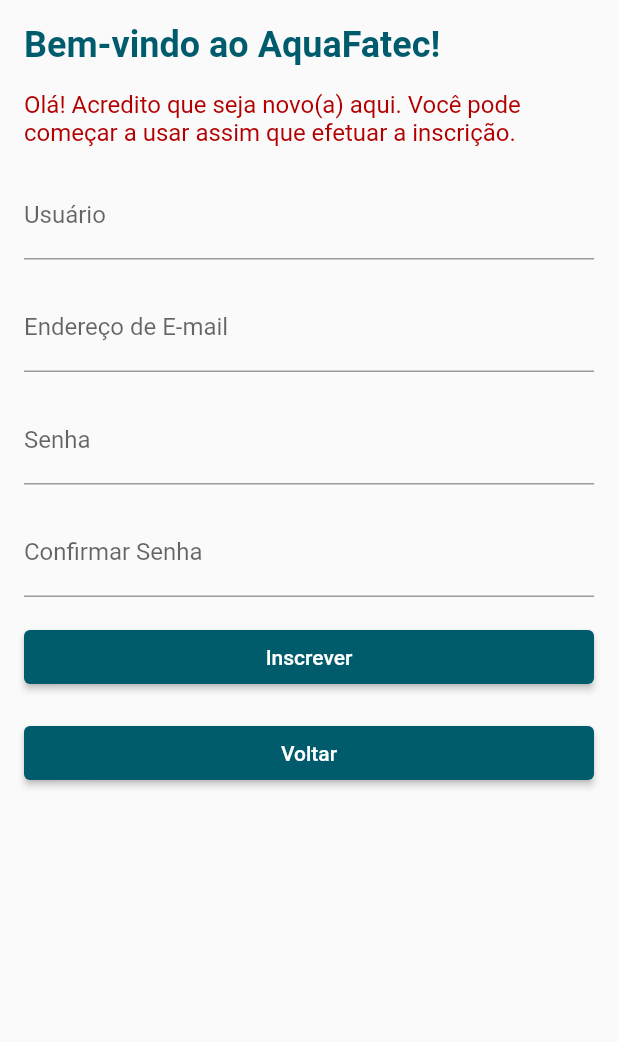
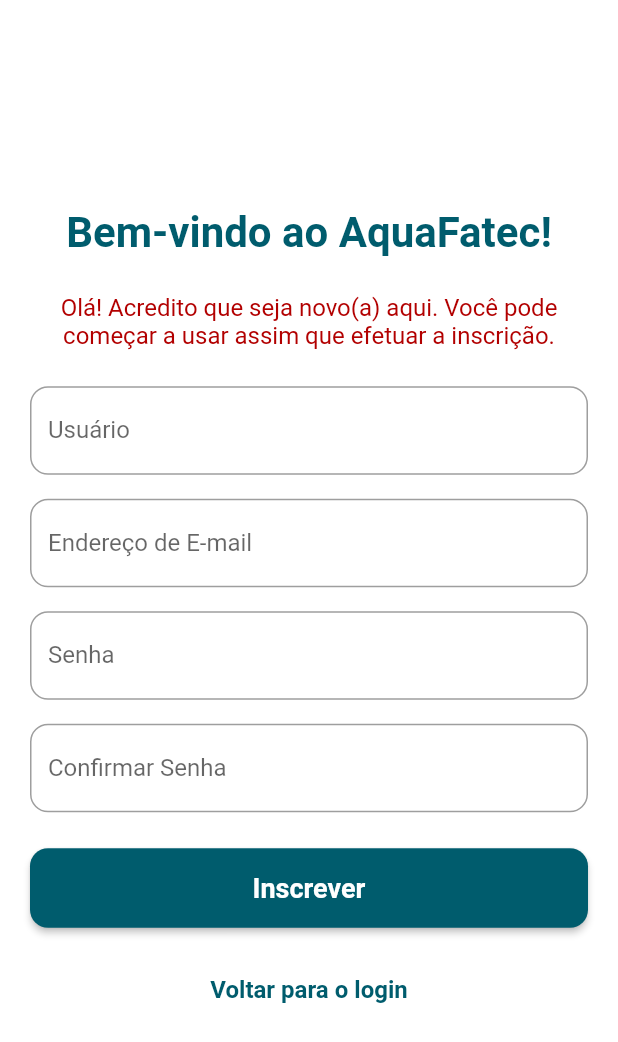
Before and after one commit to CaHaubt/AquaFatec, a Flutter app: the CadastroScreen screen opened by its route, on a phone screen of 412 x 824 dp. Shown: the top 1042 px of the screen. Run offline on Flutter 3.47's test engine with Material 2 defaults, Android fonts, the phone set to English and light mode, and no system bars.

Commit message:
Ajustado layout da tela de registro

```diff
--- a/lib/screens/register.dart
+++ b/lib/screens/register.dart
@@ -5,65 +5,106 @@
   @override
   Widget build(BuildContext context) {
     return Scaffold(
+      backgroundColor: Colors.white,
       body: Padding(
-        padding: EdgeInsets.all(16.0),
+        padding: EdgeInsets.all(20.0), // Aumentei o espaçamento para dar mais espaço à UI
         child: Column(
+          mainAxisAlignment: MainAxisAlignment.center,
           crossAxisAlignment: CrossAxisAlignment.stretch,
           children: [
             Text(
               'Bem-vindo ao AquaFatec!',
               style: TextStyle(
-                fontSize: 24.0,
+                fontSize: 28.0, // Aumentei o tamanho da fonte
                 fontWeight: FontWeight.bold,
                 color: MyColors.color3,
               ),
+              textAlign: TextAlign.center, // Centralizei o texto
             ),
-            SizedBox(height: 16.0),
+            SizedBox(height: 24.0), // Aumentei o espaçamento entre os elementos
             Text(
               'Olá! Acredito que seja novo(a) aqui. Você pode começar a usar assim que efetuar a inscrição.',
               style: TextStyle(
-                fontSize: 16.0,
+                fontSize: 16.0, // Aumentei o tamanho da fonte
                 color: MyColors.color2,
+              ),
+              textAlign: TextAlign.center, // Centralizei o texto
+            ),
+            SizedBox(height: 24.0),
+            TextFormField(
+              decoration: InputDecoration(
+                labelText: 'Usuário',
+                border: OutlineInputBorder(
+                  borderRadius: BorderRadius.circular(12.0),
+                ),
               ),
             ),
             SizedBox(height: 16.0),
             TextFormField(
-              decoration: InputDecoration(labelText: 'Usuário'),
-            ),
-            SizedBox(height: 16.0),
-            TextFormField(
-              decoration: InputDecoration(labelText: 'Endereço de E-mail'),
+              decoration: InputDecoration(
+                labelText: 'Endereço de E-mail',
+                border: OutlineInputBorder(
+                  borderRadius: BorderRadius.circular(12.0),
+                ),
+              ),
             ),
             SizedBox(height: 16.0),
             TextFormField(
               obscureText: true,
-              decoration: InputDecoration(labelText: 'Senha'),
+              decoration: InputDecoration(
+                labelText: 'Senha',
+                border: OutlineInputBorder(
+                  borderRadius: BorderRadius.circular(12.0),
+                ),
+              ),
             ),
             SizedBox(height: 16.0),
             TextFormField(
               obscureText: true,
-              decoration: InputDecoration(labelText: 'Confirmar Senha'),
+              decoration: InputDecoration(
+                labelText: 'Confirmar Senha',
+                border: OutlineInputBorder(
+                  borderRadius: BorderRadius.circular(12.0),
+                ),
+              ),
             ),
-            SizedBox(height: 16.0),
+            SizedBox(height: 24.0),
             ElevatedButton(
               onPressed: () {
                 // Ação para o botão "Inscrever"
               },
               style: ElevatedButton.styleFrom(
-                backgroundColor: MyColors.color3,
+                backgroundColor: MyColors.color3, // Cor do botão
+                shape: RoundedRectangleBorder(
+                  borderRadius: BorderRadius.circular(12.0),
+                ),
+                padding: EdgeInsets.symmetric(vertical: 16.0),
               ),
-              child: Text('Inscrever'),
+              child: Text(
+                'Inscrever',
+                style: TextStyle(
+                  fontSize: 18.0,
+                  fontWeight: FontWeight.bold,
+                  color: Colors.white,
+                ),
+              ),
             ),
             SizedBox(height: 16.0),
-            ElevatedButton(
+            TextButton(
               onPressed: () {
                 Navigator.pushNamed(context, '/login');
                 // Ação botão "Voltar para o login"
               },
-              style: ElevatedButton.styleFrom(
-                backgroundColor: MyColors.color3,
+              style: TextButton.styleFrom(
+                foregroundColor: MyColors.color3, padding: EdgeInsets.symmetric(vertical: 16.0),
               ),
-              child: Text('Voltar'),
+              child: Text(
+                'Voltar para o login',
+                style: TextStyle(
+                  fontSize: 16.0,
+                  fontWeight: FontWeight.bold,
+                ),
+              ),
             ),
           ],
         ),
```
